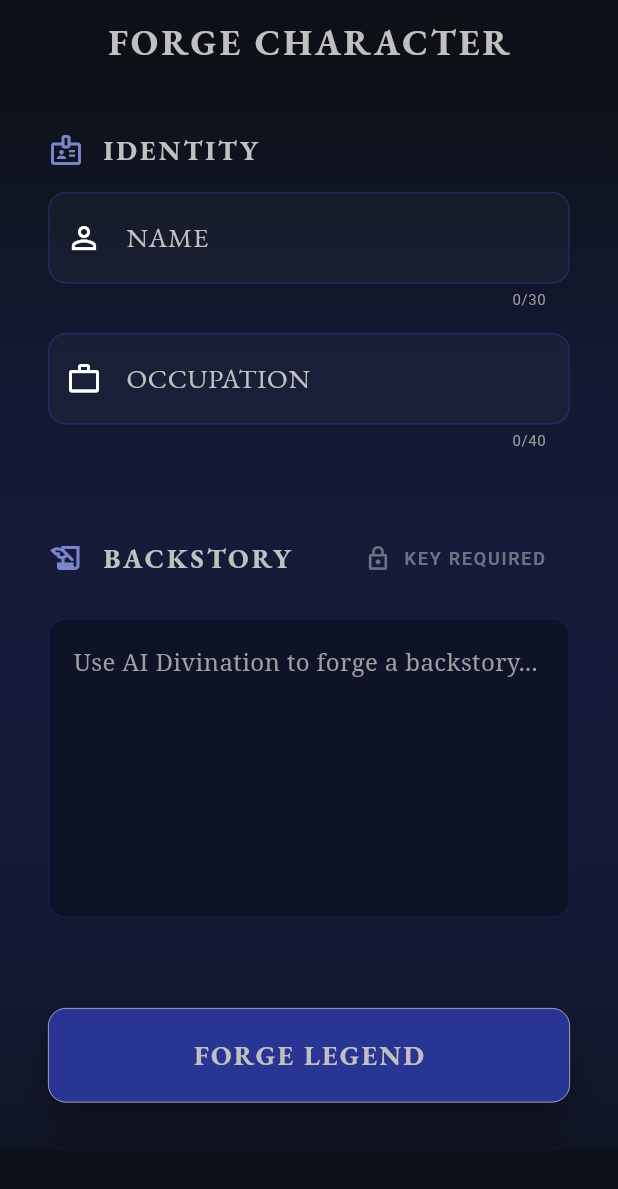
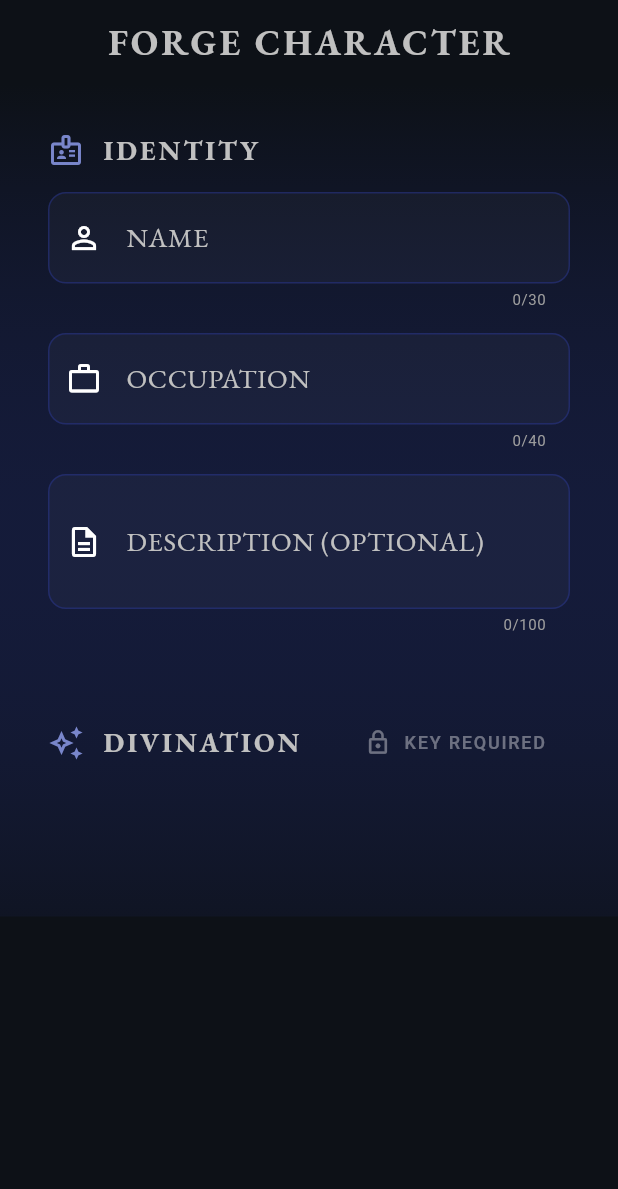
Before and after one commit to RobLobsta/Grim_Fable, a Flutter app: the CharacterCreationScreen screen opened by its route, on a phone screen of 412 x 824 dp. Shown: the top 1189 px of the screen. Run offline on Flutter 3.47's test engine with Material 3 defaults, Android fonts, the phone set to English and light mode, and no system bars; our stand-ins replace dio, flutter_markdown, flutter_riverpod, go_router, google_fonts, hive and 1 more; accounts and stored records are empty.

Commit message:
Enhance character system with AI validation and dynamic inventory
- Implement AI-driven occupation validation for the dark fantasy setting.
- Remove character editing functionality and associated UI elements.
- Refine character backstory generation to be more natural and realistic.
- Add starting inventory generation during character creation.
- Implement dynamic inventory updates via AI tags ([ITEM_GAINED] / [ITEM_REMOVED]).
- Include character inventory and occupation in AI context for more immersive storytelling.
- Restore manual null-safety adjustments in character Hive adapter.
- Update tests to match the new character creation and gameplay flow.

Co-authored-by: RobLobsta <197544388+RobLobsta@users.noreply.github.com>

```diff
--- a/grim_fable/lib/core/services/ai_service.dart
+++ b/grim_fable/lib/core/services/ai_service.dart
@@ -6,7 +6,8 @@ abstract class AIService {
     double? temperature,
     int? maxTokens,
   });
-  Future<String> generateBackstory(String characterName, String occupation);
+  Future<bool> validateOccupation(String occupation);
+  Future<String> generateBackstory(String characterName, String occupation, {String? description});
   Future<String> generateBackstoryUpdate(String currentBackstory, String adventureSummary);
   Future<String> generateBackstoryAppend(String currentBackstory, String adventureSummary, int paragraphs);
   Future<String> generateOccupationEvolution(String currentOccupation, String adventureSummary);
--- a/grim_fable/lib/core/utils/router.dart
+++ b/grim_fable/lib/core/utils/router.dart
@@ -18,9 +18,7 @@ final routerProvider = Provider<GoRouter>((ref) {
       ),
       GoRoute(
         path: '/create-character',
-        builder: (context, state) => CharacterCreationScreen(
-          characterToEdit: state.extra as Character?,
-        ),
+        builder: (context, state) => const CharacterCreationScreen(),
       ),
       GoRoute(
         path: '/adventure',
--- a/grim_fable/lib/features/character/character_creation_screen.dart
+++ b/grim_fable/lib/features/character/character_creation_screen.dart
@@ -9,9 +9,7 @@ import '../../shared/widgets/ai_settings_dialog.dart';
 import 'character_provider.dart';
 
 class CharacterCreationScreen extends ConsumerStatefulWidget {
-  final Character? characterToEdit;
-
-  const CharacterCreationScreen({super.key, this.characterToEdit});
+  const CharacterCreationScreen({super.key});
 
   @override
   ConsumerState<CharacterCreationScreen> createState() => _CharacterCreationScreenState();
@@ -21,25 +19,38 @@ class _CharacterCreationScreenState extends ConsumerState<CharacterCreationScree
   final _formKey = GlobalKey<FormState>();
   final _nameController = TextEditingController();
   final _occupationController = TextEditingController();
-  final _backstoryController = TextEditingController();
+  final _descriptionController = TextEditingController();
+  String _generatedBackstory = '';
+  List<String> _generatedItems = [];
   bool _isGenerating = false;
-
-  @override
-  void initState() {
-    super.initState();
-    if (widget.characterToEdit != null) {
-      _nameController.text = widget.characterToEdit!.name;
-      _occupationController.text = widget.characterToEdit!.occupation;
-      _backstoryController.text = widget.characterToEdit!.backstory;
-    }
-  }
 
   @override
   void dispose() {
     _nameController.dispose();
     _occupationController.dispose();
-    _backstoryController.dispose();
+    _descriptionController.dispose();
     super.dispose();
+  }
+
+  void _showBackstoryDialog() {
+    showDialog(
+      context: context,
+      builder: (context) => AlertDialog(
+        title: const Text('THY DESTINY REVEALED', style: TextStyle(fontFamily: 'Serif', letterSpacing: 2)),
+        content: SingleChildScrollView(
+          child: Text(
+            _generatedBackstory,
+            style: const TextStyle(fontFamily: 'Serif', fontSize: 16, height: 1.6),
+          ),
+        ),
+        actions: [
+          TextButton(
+            onPressed: () => Navigator.pop(context),
+            child: const Text('CLOSE'),
+          ),
+        ],
+      ),
+    );
   }
 
   Future<void> _generateBackstory() async {
@@ -63,13 +74,41 @@ class _CharacterCreationScreenState extends ConsumerState<CharacterCreationScree
 
     try {
       final aiService = ref.read(aiServiceProvider);
-      final backstory = await aiService.generateBackstory(
+
+      // Validate occupation first
+      final isValid = await aiService.validateOccupation(_occupationController.text.trim());
+      if (!isValid) {
+        if (mounted) {
+          ScaffoldMessenger.of(context).showSnackBar(
+            const SnackBar(content: Text('Please enter a valid occupation.')),
+          );
+          _occupationController.clear();
+          setState(() {
+            _isGenerating = false;
+          });
+        }
+        return;
+      }
+
+      final fullResponse = await aiService.generateBackstory(
         _nameController.text.trim(),
         _occupationController.text.trim(),
+        description: _descriptionController.text.trim(),
       );
+
+      // Parse items and backstory
+      final itemRegex = RegExp(r'\[ITEM_GAINED:\s*([^\]]+)\]');
+      final items = itemRegex.allMatches(fullResponse).map((m) => m.group(1)!.trim()).toList();
+      final backstory = fullResponse.replaceAll(itemRegex, '').trim();
+
       setState(() {
-        _backstoryController.text = backstory;
+        _generatedBackstory = backstory;
+        _generatedItems = items;
       });
+
+      if (mounted) {
+        _showBackstoryDialog();
+      }
     } catch (e) {
       if (mounted) {
         ScaffoldMessenger.of(context).showSnackBar(
@@ -92,28 +131,20 @@ class _CharacterCreationScreenState extends ConsumerState<CharacterCreationScree
 
   Future<void> _saveCharacter() async {
     if (_formKey.currentState!.validate()) {
-      if (_backstoryController.text.trim().isEmpty) {
+      if (_generatedBackstory.isEmpty) {
         ScaffoldMessenger.of(context).showSnackBar(
           const SnackBar(content: Text('A LEGEND REQUIRES A PAST')),
         );
         return;
       }
 
-      if (widget.characterToEdit != null) {
-        final updatedCharacter = widget.characterToEdit!.copyWith(
-          name: _nameController.text.trim(),
-          occupation: _occupationController.text.trim(),
-          backstory: _backstoryController.text.trim(),
-        );
-        await ref.read(charactersProvider.notifier).updateCharacter(updatedCharacter);
-      } else {
       final character = Character.create(
         name: _nameController.text.trim(),
         occupation: _occupationController.text.trim(),
-          backstory: _backstoryController.text.trim(),
-        );
+        backstory: _generatedBackstory,
+      ).copyWith(inventory: _generatedItems);
+
       await ref.read(charactersProvider.notifier).addCharacter(character);
-      }
 
       if (mounted) {
         context.pop();
@@ -124,11 +155,10 @@ class _CharacterCreationScreenState extends ConsumerState<CharacterCreationScree
   @override
   Widget build(BuildContext context) {
     final hasApiKey = ref.watch(hfApiKeyProvider).isNotEmpty;
-    final isEditing = widget.characterToEdit != null;
 
     return Scaffold(
       appBar: AppBar(
-        title: Text(isEditing ? 'REFORGE CHARACTER' : 'FORGE CHARACTER'),
+        title: const Text('FORGE CHARACTER'),
       ),
       body: Container(
         decoration: BoxDecoration(
@@ -183,11 +213,24 @@ class _CharacterCreationScreenState extends ConsumerState<CharacterCreationScree
                     return null;
                   },
                 ),
+                const SizedBox(height: 16),
+                TextFormField(
+                  controller: _descriptionController,
+                  maxLength: 100,
+                  maxLines: 2,
+                  decoration: const InputDecoration(
+                    labelText: 'DESCRIPTION (OPTIONAL)',
+                    prefixIcon: Icon(Icons.description_outlined),
+                    counterStyle: TextStyle(color: Colors.grey, fontSize: 10),
+                    hintText: 'e.g., A weary traveler from the north...',
+                  ),
+                  style: const TextStyle(fontFamily: 'Serif', letterSpacing: 1.2),
+                ),
                 const SizedBox(height: 48),
                 Row(
                   mainAxisAlignment: MainAxisAlignment.spaceBetween,
                   children: [
-                    const SectionHeader(title: 'BACKSTORY', icon: Icons.history_edu),
+                    const SectionHeader(title: 'DIVINATION', icon: Icons.auto_awesome_outlined),
                     if (_isGenerating)
                       const SizedBox(
                         width: 20,
@@ -195,6 +238,14 @@ class _CharacterCreationScreenState extends ConsumerState<CharacterCreationScree
                         child: CircularProgressIndicator(strokeWidth: 2, color: Color(0xFFC0C0C0)),
                       )
                     else
+                      Row(
+                        children: [
+                          if (_generatedBackstory.isNotEmpty)
+                            IconButton(
+                              onPressed: _showBackstoryDialog,
+                              icon: const Icon(Icons.history_edu, color: Color(0xFFC0C0C0)),
+                              tooltip: 'REVIEW BACKSTORY',
+                            ),
                           TextButton.icon(
                             onPressed: hasApiKey ? _generateBackstory : null,
                             icon: Icon(
@@ -208,35 +259,13 @@ class _CharacterCreationScreenState extends ConsumerState<CharacterCreationScree
                           ),
                         ],
                       ),
-                const SizedBox(height: 16),
-                Container(
-                  height: 200,
-                  padding: const EdgeInsets.all(16),
-                  decoration: BoxDecoration(
-                    color: Colors.black.withOpacity(0.3),
-                    borderRadius: BorderRadius.circular(12),
-                    border: Border.all(
-                      color: Theme.of(context).colorScheme.primary.withOpacity(0.3),
-                    ),
-                  ),
-                  child: SingleChildScrollView(
-                    child: Text(
-                      _backstoryController.text.isEmpty
-                          ? 'Use AI Divination to forge a backstory...'
-                          : _backstoryController.text,
-                      style: TextStyle(
-                        fontFamily: 'Serif',
-                        fontSize: 16,
-                        height: 1.6,
-                        color: _backstoryController.text.isEmpty ? Colors.grey : Colors.white,
-                      ),
-                    ),
-                  ),
+                  ],
                 ),
                 const SizedBox(height: 60),
+                if (_generatedBackstory.isNotEmpty)
                   ElevatedButton(
                     onPressed: _saveCharacter,
-                  child: Text(isEditing ? 'REFORGE LEGEND' : 'FORGE LEGEND'),
+                    child: const Text('FORGE LEGEND'),
                   ),
               ],
             ),
```
Also changed, not shown: grim_fable/lib/core/services/hf_ai_service.dart (+36 -7 lines), grim_fable/lib/features/adventure/adventure_provider.dart (+73 -12 lines), grim_fable/lib/features/home/home_screen.dart (+0 -17 lines), grim_fable/lib/core/models/character.g.dart, 3 other files. Lines whose indentation alone changed are shown as unchanged.
